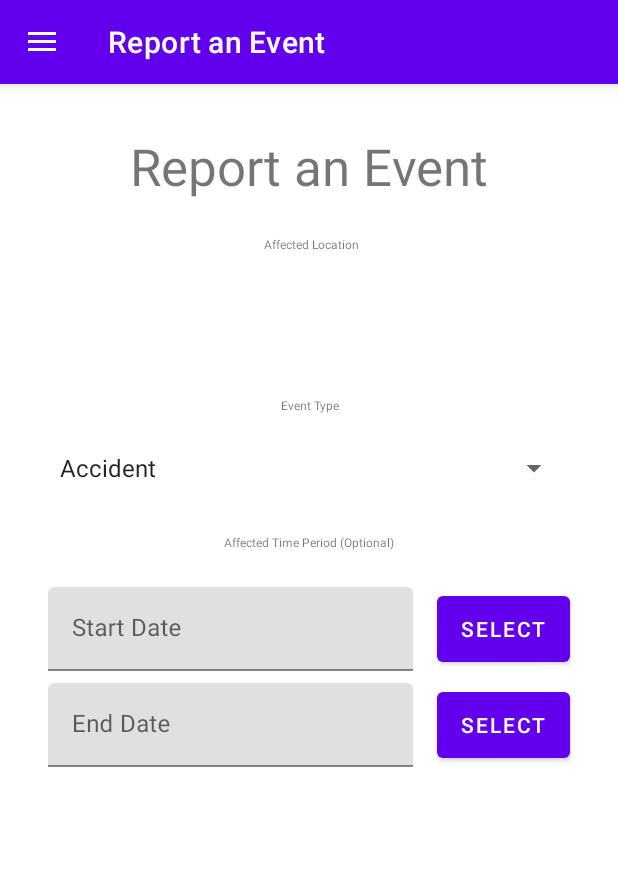
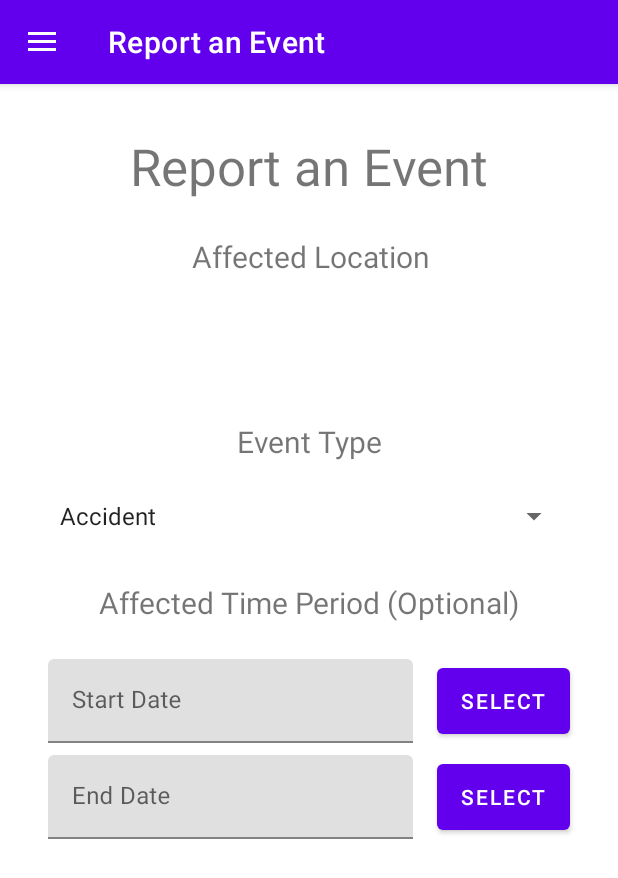
Before and after one commit to bori00/SmartMobilityApp, an Android app: the screen it shows after launch (MainActivity), in the side drawer, after a tap on "Report an Event", on a phone screen of 412 x 824 dp. Shown: the top 878 px of the screen. Run offline under Robolectric (Android 15) with nearby library versions, the phone set to English and light mode, and no system bars; our stand-ins replace navigation-ui.

Commit message:
add dimens definitions

```diff
--- a/app/src/main/res/values/dimens.xml
+++ b/app/src/main/res/values/dimens.xml
@@ -9,4 +9,5 @@
     <dimen name="fragment_title_size">34sp</dimen>
     <dimen name="recyclerview_top_margin">16dp</dimen>
     <dimen name="fragment_icon_size">48dp</dimen>
+    <dimen name="subtitle_size">20sp</dimen>
 </resources>
```
